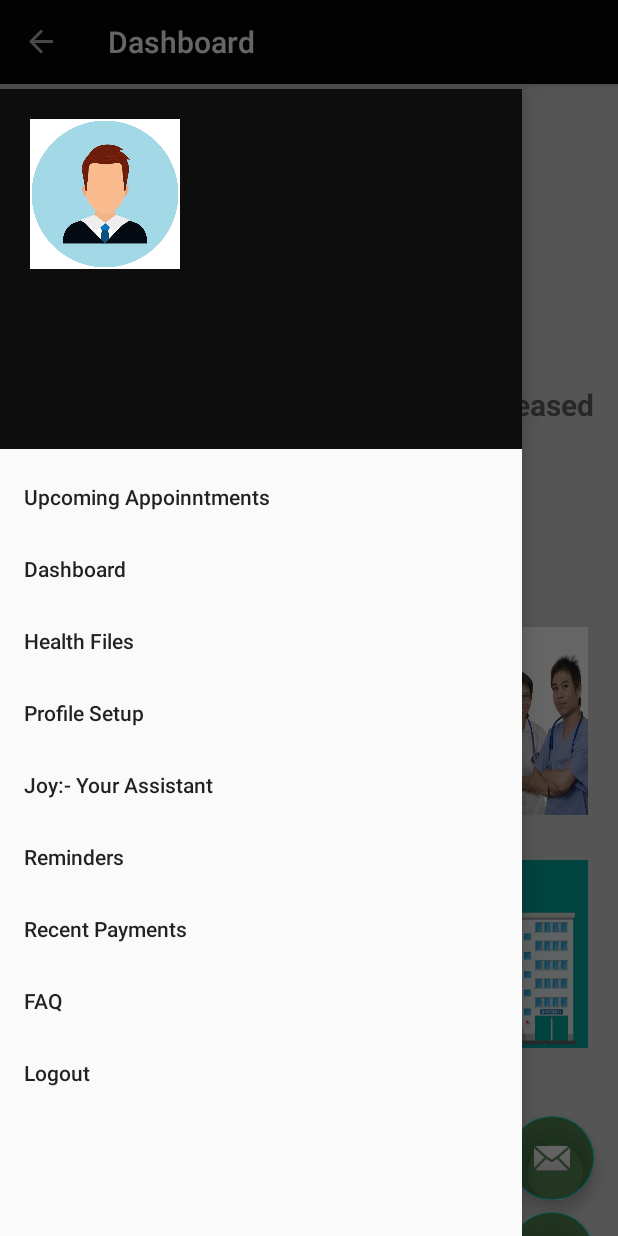
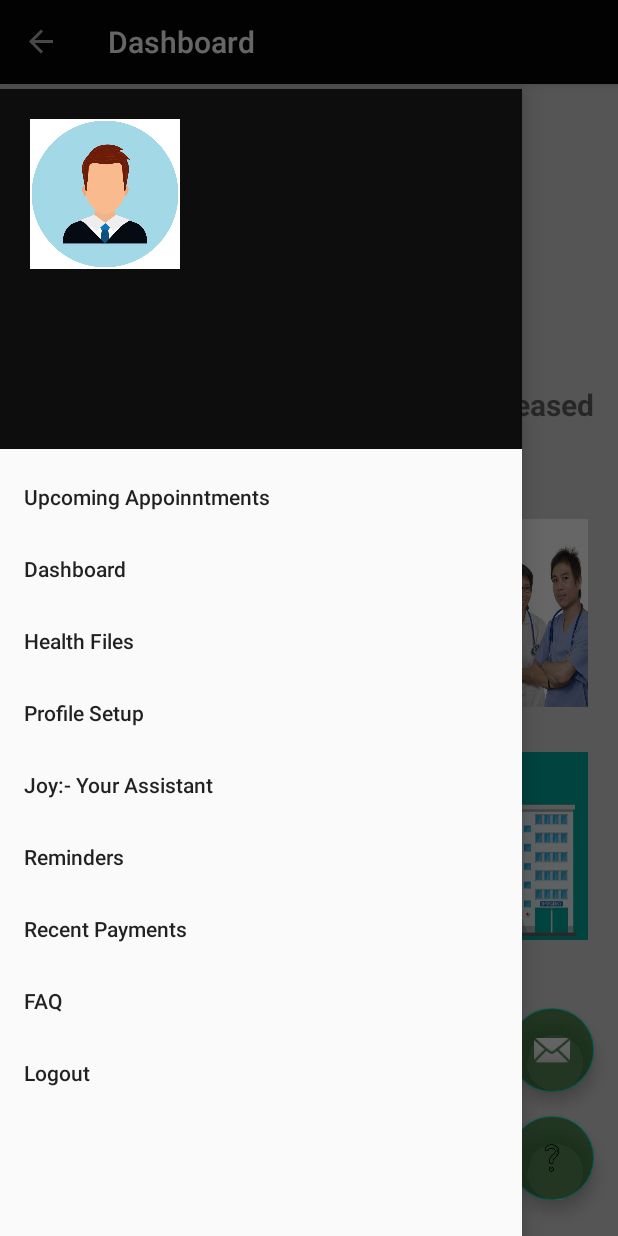
Before and after one commit to devanshagar783/Summer-Design-Project, an Android app: the screen it shows after launch once a user with an empty profile is signed in (MainActivity), with the side drawer open, on a phone screen of 412 x 824 dp. Run offline under Robolectric (Android 15) with nearby library versions, the phone set to English and light mode, and no system bars; our stand-ins replace Firebase (no records; nobody signed in at launch, a user with empty details on screens opened directly); Roboto replaces fonts that are not available here.

Commit message:
slight UI update
Signed-off-by: Arsh150701 <akshatkakul@gmail.com>

```diff
--- a/app/src/main/res/layout/fragment_dashboard.xml
+++ b/app/src/main/res/layout/fragment_dashboard.xml
@@ -32,12 +32,12 @@
         android:id="@+id/fab_contactus"
         android:layout_width="wrap_content"
         android:layout_height="wrap_content"
+        android:layout_above="@+id/fab_help"
         android:layout_alignParentEnd="true"
-        android:layout_alignParentBottom="true"
-        android:backgroundTint="#99005500"
         android:layout_gravity="bottom|end"
         android:layout_marginEnd="@dimen/fab_contactus_marginRight"
         android:layout_marginBottom="@dimen/fab_contactus_marginBottom"
+        android:backgroundTint="#99005500"
         app:srcCompat="@android:drawable/ic_dialog_email" />
 
     <com.google.android.material.floatingactionbutton.FloatingActionButton
--- a/app/src/main/res/values/dimens.xml
+++ b/app/src/main/res/values/dimens.xml
@@ -1,8 +1,8 @@
 <resources>
     <dimen name="fab_contactus_marginRight">16dp </dimen>
-    <dimen name="fab_contactus_marginBottom">80dp </dimen>
+    <dimen name="fab_contactus_marginBottom">16dp </dimen>
     <dimen name="fab_help_marginRight">16dp </dimen>
-    <dimen name="fab_help_marginBottom">16dp </dimen>
+    <dimen name="fab_help_marginBottom">80dp </dimen>
     <dimen name="main_textSize">22sp </dimen>
     <dimen name="btn_length">300dp </dimen>
     <dimen name="btn_gap">20dp </dimen>
```
